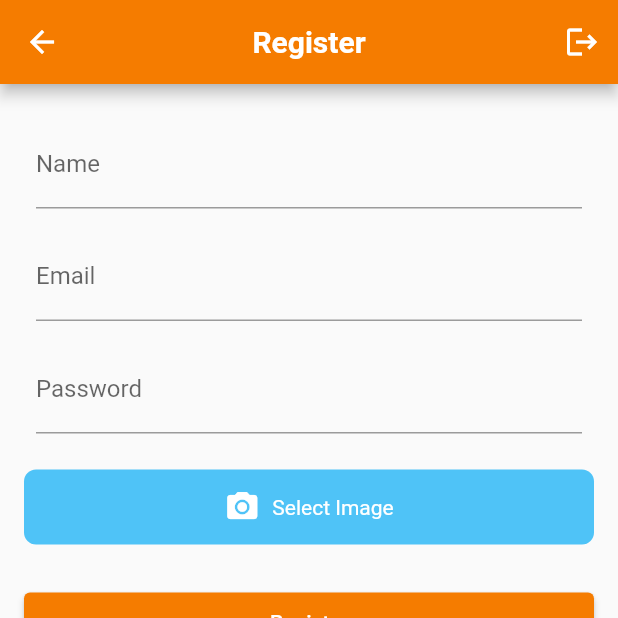
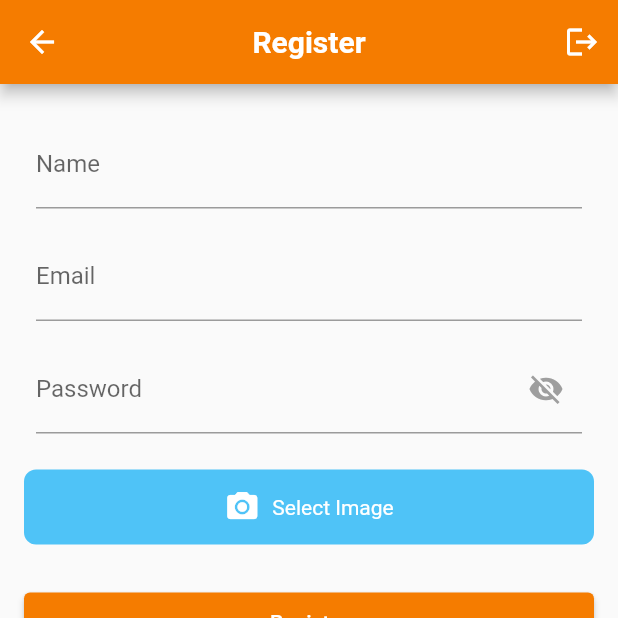
Before and after one commit to sohebalam/spare_park, a Flutter app: the AuthScreen screen opened directly, after a tap on "Register", on a phone screen of 412 x 824 dp, the top half of it. Run offline on Flutter 3.47's test engine with Material 2 defaults, Android fonts, the phone set to English and light mode, and no system bars; our stand-ins replace auth_buttons, cached_network_image, cloud_firestore, firebase_auth, firebase_core, firebase_database and 8 more; missing offline and left inert: custom_map_markers, firebase_auth_web, firebase_core_web, flutter_stripe, google_maps_flutter_platform_interface, google_maps_webservice; accounts and stored records are empty; network calls fail; statements that could not run were skipped.

Commit message:
visibility

```diff
--- a/lib/screens/auth/auth_screen.dart
+++ b/lib/screens/auth/auth_screen.dart
@@ -43,6 +43,7 @@ class _AuthScreenState extends State<AuthScreen> {
   FirebaseFirestore firestore = FirebaseFirestore.instance;
   final TextEditingController emailController = TextEditingController();
   final TextEditingController passwordController = TextEditingController();
+  bool _obscureText = true;
 
   Future<void> signInFunction(
     BuildContext context,
@@ -215,8 +216,23 @@ class _AuthScreenState extends State<AuthScreen> {
                     child: TextField(
                       controller: passwordController,
                       decoration: InputDecoration(
-                        labelText: "Password",
-                      ),
+                          labelText: "Password",
+                          suffixIcon: IconButton(
+                            icon: Icon(
+                              _obscureText
+                                  ? Icons.visibility_off
+                                  : Icons.visibility,
+                              color: _obscureText
+                                  ? Colors.grey
+                                  : Constants().primaryColor,
+                            ),
+                            onPressed: () {
+                              setState(() {
+                                _obscureText = !_obscureText;
+                              });
+                            },
+                          )),
+                      obscureText: _obscureText,
                     ),
                   ),
                   SizedBox(height: 20),
--- a/lib/screens/auth/register_screen.dart
+++ b/lib/screens/auth/register_screen.dart
@@ -41,6 +41,7 @@ class _RegisterScreenState extends State<RegisterScreen> {
   String? _error;
   String? _errorMessage;
   bool submitted = false;
+  bool _obscureText = true;
 
   _registerUser() async {
     setState(() {
@@ -199,13 +200,29 @@ class _RegisterScreenState extends State<RegisterScreen> {
               Padding(
                 padding: const EdgeInsets.all(8.0),
                 child: TextField(
+                  obscureText: _obscureText,
                   controller: passwordController,
                   decoration: InputDecoration(
-                    labelText: 'Password',
-                    errorText: !submitted || passwordController.text.isNotEmpty
-                        ? null
-                        : 'Please enter your password.',
-                  ),
+                      labelText: 'Password',
+                      errorText:
+                          !submitted || passwordController.text.isNotEmpty
+                              ? null
+                              : 'Please enter your password.',
+                      suffixIcon: IconButton(
+                        icon: Icon(
+                          _obscureText
+                              ? Icons.visibility_off
+                              : Icons.visibility,
+                          color: _obscureText
+                              ? Colors.grey
+                              : Constants().primaryColor,
+                        ),
+                        onPressed: () {
+                          setState(() {
+                            _obscureText = !_obscureText;
+                          });
+                        },
+                      )),
                 ),
               ),
               const SizedBox(
--- a/lib/screens/mapscreens/directions_page.dart
+++ b/lib/screens/mapscreens/directions_page.dart
@@ -5,6 +5,7 @@ import 'package:flutter/material.dart';
 import 'package:google_maps_flutter/google_maps_flutter.dart';
 import 'package:provider/provider.dart';
 import 'package:sparepark/services/auth_service.dart';
+import 'package:sparepark/shared/style/contstants.dart';
 import 'package:sparepark/shared/widgets/app_bar.dart';
 import 'package:url_launcher/url_launcher.dart';
 
@@ -151,7 +152,7 @@ class _DirectionsPageState extends State<DirectionsPage> {
                   height: 50,
                   decoration: BoxDecoration(
                     shape: BoxShape.circle,
-                    color: Colors.blue,
+                    color: Constants().primaryColor,
                   ),
                   child: Center(
                     child: Icon(
--- a/lib/shared/widgets/drawer.dart
+++ b/lib/shared/widgets/drawer.dart
@@ -189,7 +189,7 @@ class _AppDrawerState extends State<AppDrawer> {
             stream: isLoggedInStream,
             builder: (context, snapshot) {
               if (snapshot.hasData && snapshot.data!) {
-                return const Text('');
+                return Container();
               }
 
               return ListTile(
```
Also changed, not shown: lib/screens/crud/bookings/create_booking.dart (+16 -1 lines).
